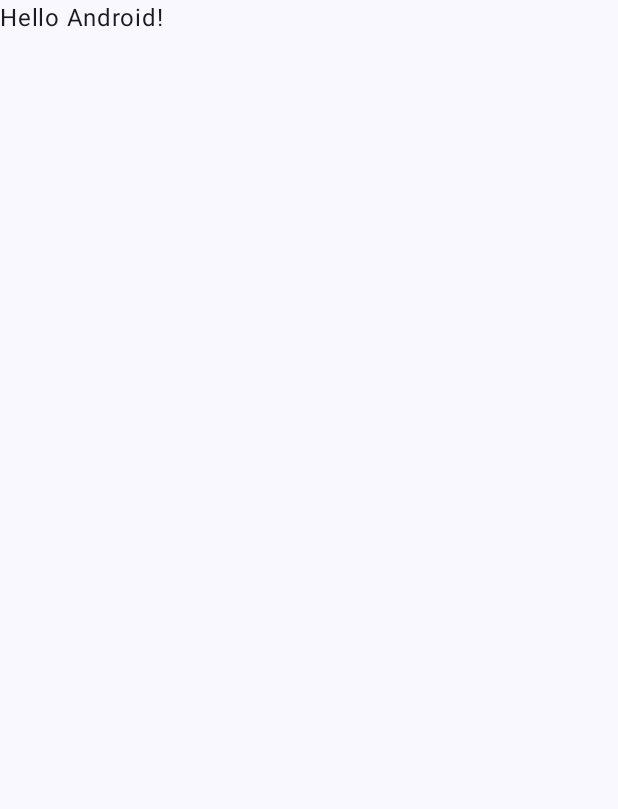
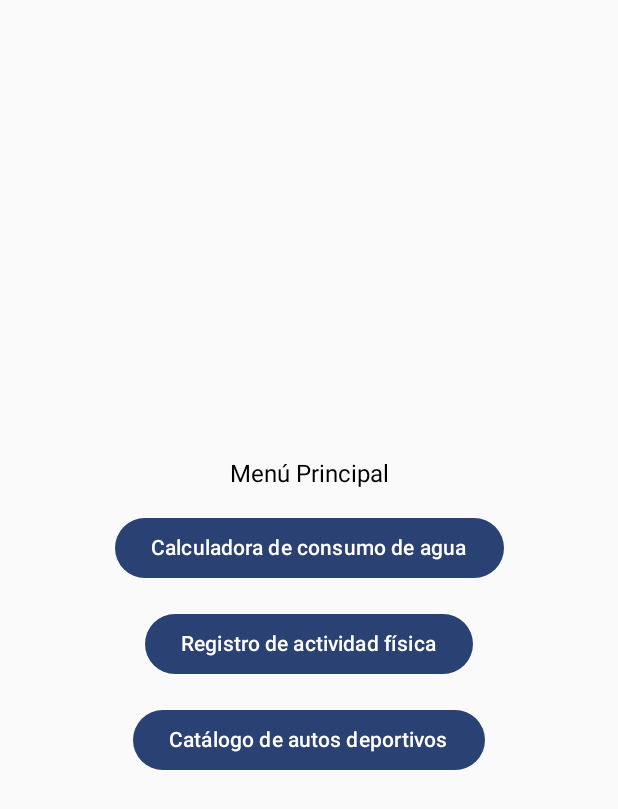
Before and after one commit to Davfre3/PRACTICA1.MOVILES.22200122, an Android app built with Jetpack Compose: the screen it shows after launch (MainActivity), on a phone screen of 412 x 824 dp. Before the commit the part shown is almost empty. Shown: the top 809 px of the screen. Run offline under Robolectric (Android 15) with nearby library versions, the phone set to English and light mode, and no system bars.

```diff
--- a/app/build.gradle.kts
+++ b/app/build.gradle.kts
@@ -56,4 +56,7 @@ dependencies {
     androidTestImplementation(libs.androidx.compose.ui.test.junit4)
     debugImplementation(libs.androidx.compose.ui.tooling)
     debugImplementation(libs.androidx.compose.ui.test.manifest)
+    implementation(platform("androidx.compose:compose-bom:2024.09.01"))
+    implementation("androidx.navigation:navigation-compose:2.8.3")
+    implementation("io.coil-kt:coil-compose:2.6.0")
 }
--- a/app/src/main/AndroidManifest.xml
+++ b/app/src/main/AndroidManifest.xml
@@ -1,6 +1,7 @@
 <?xml version="1.0" encoding="utf-8"?>
 <manifest xmlns:android="http://schemas.android.com/apk/res/android"
     xmlns:tools="http://schemas.android.com/tools">
+    <uses-permission android:name="android.permission.INTERNET" />
 
     <application
         android:allowBackup="true"
--- a/app/src/main/java/com/example/practica1moviles22200122/MainActivity.kt
+++ b/app/src/main/java/com/example/practica1moviles22200122/MainActivity.kt
@@ -11,6 +11,8 @@ import androidx.compose.material3.Text
 import androidx.compose.runtime.Composable
 import androidx.compose.ui.Modifier
 import androidx.compose.ui.tooling.preview.Preview
+import androidx.navigation.compose.rememberNavController
+import com.example.practica1moviles22200122.navigation.AppNavGraph
 import com.example.practica1moviles22200122.ui.theme.PRACTICA1MOVILES22200122Theme
 
 class MainActivity : ComponentActivity() {
@@ -19,12 +21,8 @@ class MainActivity : ComponentActivity() {
         enableEdgeToEdge()
         setContent {
             PRACTICA1MOVILES22200122Theme {
-                Scaffold(modifier = Modifier.fillMaxSize()) { innerPadding ->
-                    Greeting(
-                        name = "Android",
-                        modifier = Modifier.padding(innerPadding)
-                    )
-                }
+                val navController = rememberNavController()
+                AppNavGraph(navController)
             }
         }
     }
--- /dev/null
+++ b/app/src/main/java/com/example/practica1moviles22200122/navigation/NavGraph.kt
@@ -0,0 +1,23 @@
+package com.example.practica1moviles22200122.navigation
+
+import androidx.compose.runtime.Composable
+import androidx.navigation.NavHostController
+import androidx.navigation.compose.NavHost
+import androidx.navigation.compose.composable
+import com.example.practica1moviles22200122.presentation.menu.MenuScreen
+import com.example.practica1moviles22200122.presentation.water.WaterCalculatorScreen
+import com.example.practica1moviles22200122.presentation.activity.PhysicalActivityScreen
+import com.example.practica1moviles22200122.presentation.cars.CarsCatalogScreen
+
+@Composable
+fun AppNavGraph(navController: NavHostController) {
+    NavHost(
+        navController = navController,
+        startDestination = Screen.Menu.route
+    ) {
+        composable(Screen.Menu.route)     { MenuScreen(navController) }
+        composable(Screen.Water.route)    { WaterCalculatorScreen(navController) }
+        composable(Screen.Activity.route) { PhysicalActivityScreen(navController) }
+        composable(Screen.Cars.route)     { CarsCatalogScreen(navController) }
+    }
+}
--- /dev/null
+++ b/app/src/main/java/com/example/practica1moviles22200122/navigation/Screen.kt
@@ -0,0 +1,8 @@
+package com.example.practica1moviles22200122.navigation
+
+sealed class Screen(val route: String) {
+    object Menu : Screen("menu")
+    object Water : Screen("water")
+    object Activity : Screen("activity")
+    object Cars : Screen("cars")
+}
--- /dev/null
+++ b/app/src/main/java/com/example/practica1moviles22200122/presentation/menu/MenuScreen.kt
@@ -0,0 +1,38 @@
+package com.example.practica1moviles22200122.presentation.menu
+
+import androidx.compose.foundation.layout.*
+import androidx.compose.material3.Button
+import androidx.compose.material3.Text
+import androidx.compose.runtime.Composable
+import androidx.compose.ui.Alignment
+import androidx.compose.ui.Modifier
+import androidx.compose.ui.unit.dp
+import androidx.navigation.NavHostController
+import com.example.practica1moviles22200122.navigation.Screen
+
+
+@Composable
+fun MenuScreen(navController: NavHostController) {
+    Box(Modifier.fillMaxSize()) {
+        Column(
+            modifier = Modifier
+                .fillMaxWidth()
+                .padding(24.dp)
+                .align(Alignment.Center),
+            verticalArrangement = Arrangement.spacedBy(16.dp),
+            horizontalAlignment = Alignment.CenterHorizontally
+        ) {
+            Text(text = "Menú Principal")
+
+            Button(onClick = { navController.navigate(Screen.Water.route) }) {
+                Text("Calculadora de consumo de agua")
+            }
+            Button(onClick = { navController.navigate(Screen.Activity.route) }) {
+                Text("Registro de actividad física")
+            }
+            Button(onClick = { navController.navigate(Screen.Cars.route) }) {
+                Text("Catálogo de autos deportivos")
+            }
+        }
+    }
+}
--- a/app/src/main/java/com/example/practica1moviles22200122/ui/theme/Color.kt
+++ b/app/src/main/java/com/example/practica1moviles22200122/ui/theme/Color.kt
@@ -9,3 +9,12 @@ val Pink80 = Color(0xFFEFB8C8)
 val Purple40 = Color(0xFF6650a4)
 val PurpleGrey40 = Color(0xFF625b71)
 val Pink40 = Color(0xFF7D5260)
+
+// 💧 Colores personalizados que puedes usar opcionalmente
+val AzulPrimario = Color(0xFF0D47A1)
+val AzulClaro = Color(0xFF42A5F5)
+val AzulOscuro = Color(0xFF002171)
+val FondoClaro = Color(0xFFF2F4F7)
+val FondoOscuro = Color(0xFF121212)
+val TextoPrincipal = Color(0xFF212121)
+val TextoSecundario = Color(0xFF757575)
--- a/app/src/main/java/com/example/practica1moviles22200122/ui/theme/Theme.kt
+++ b/app/src/main/java/com/example/practica1moviles22200122/ui/theme/Theme.kt
@@ -1,45 +1,43 @@
 package com.example.practica1moviles22200122.ui.theme
 
-import android.app.Activity
 import android.os.Build
 import androidx.compose.foundation.isSystemInDarkTheme
-import androidx.compose.material3.MaterialTheme
-import androidx.compose.material3.darkColorScheme
-import androidx.compose.material3.dynamicDarkColorScheme
-import androidx.compose.material3.dynamicLightColorScheme
-import androidx.compose.material3.lightColorScheme
+import androidx.compose.material3.*
 import androidx.compose.runtime.Composable
+import androidx.compose.ui.graphics.Color
 import androidx.compose.ui.platform.LocalContext
 
-private val DarkColorScheme = darkColorScheme(
-    primary = Purple80,
-    secondary = PurpleGrey80,
-    tertiary = Pink80
+// 🎨 Paleta para modo claro
+private val LightColorScheme = lightColorScheme(
+    primary = AzulPrimario,
+    onPrimary = Color.White,
+    secondary = AzulClaro,
+    onSecondary = Color.White,
+    background = FondoClaro,
+    onBackground = TextoPrincipal,
+    surface = Color.White,
+    onSurface = TextoPrincipal
 )
 
-private val LightColorScheme = lightColorScheme(
-    primary = Purple40,
-    secondary = PurpleGrey40,
-    tertiary = Pink40
-
-    /* Other default colors to override
-    background = Color(0xFFFFFBFE),
-    surface = Color(0xFFFFFBFE),
-    onPrimary = Color.White,
+// 🌙 Paleta para modo oscuro
+private val DarkColorScheme = darkColorScheme(
+    primary = AzulClaro,
+    onPrimary = Color.Black,
+    secondary = AzulPrimario,
     onSecondary = Color.White,
-    onTertiary = Color.White,
-    onBackground = Color(0xFF1C1B1F),
-    onSurface = Color(0xFF1C1B1F),
-    */
+    background = FondoOscuro,
+    onBackground = Color.White,
+    surface = Color(0xFF1E1E1E),
+    onSurface = Color.White
 )
 
 @Composable
 fun PRACTICA1MOVILES22200122Theme(
     darkTheme: Boolean = isSystemInDarkTheme(),
-    // Dynamic color is available on Android 12+
     dynamicColor: Boolean = true,
     content: @Composable () -> Unit
 ) {
+    // ⚙️ Usa colores dinámicos si el dispositivo está en Android 12+
     val colorScheme = when {
         dynamicColor && Build.VERSION.SDK_INT >= Build.VERSION_CODES.S -> {
             val context = LocalContext.current
--- a/app/src/main/java/com/example/practica1moviles22200122/ui/theme/Type.kt
+++ b/app/src/main/java/com/example/practica1moviles22200122/ui/theme/Type.kt
@@ -6,29 +6,25 @@ import androidx.compose.ui.text.font.FontFamily
 import androidx.compose.ui.text.font.FontWeight
 import androidx.compose.ui.unit.sp
 
-// Set of Material typography styles to start with
 val Typography = Typography(
+    titleLarge = TextStyle(
+        fontFamily = FontFamily.SansSerif,
+        fontWeight = FontWeight.Bold,
+        fontSize = 22.sp
+    ),
+    titleMedium = TextStyle(
+        fontFamily = FontFamily.SansSerif,
+        fontWeight = FontWeight.SemiBold,
+        fontSize = 18.sp
+    ),
     bodyLarge = TextStyle(
-        fontFamily = FontFamily.Default,
+        fontFamily = FontFamily.SansSerif,
         fontWeight = FontWeight.Normal,
-        fontSize = 16.sp,
-        lineHeight = 24.sp,
-        letterSpacing = 0.5.sp
+        fontSize = 16.sp
+    ),
+    bodyMedium = TextStyle(
+        fontFamily = FontFamily.SansSerif,
+        fontWeight = FontWeight.Normal,
+        fontSize = 14.sp
     )
-    /* Other default text styles to override
-    titleLarge = TextStyle(
-        fontFamily = FontFamily.Default,
-        fontWeight = FontWeight.Normal,
-        fontSize = 22.sp,
-        lineHeight = 28.sp,
-        letterSpacing = 0.sp
-    ),
-    labelSmall = TextStyle(
-        fontFamily = FontFamily.Default,
-        fontWeight = FontWeight.Medium,
-        fontSize = 11.sp,
-        lineHeight = 16.sp,
-        letterSpacing = 0.5.sp
-    )
-    */
 )
```
Also changed, not shown: app/src/main/java/com/example/practica1moviles22200122/data/mock/MockCars.kt (added, +25 -0 lines), app/src/main/java/com/example/practica1moviles22200122/data/model/Auto.kt (added, +8 -0 lines), app/src/main/java/com/example/practica1moviles22200122/presentation/activity/PhysicalActivityScreen.kt (added, +165 -0 lines), app/src/main/java/com/example/practica1moviles22200122/presentation/cars/CarsCatalogScreen.kt (added, +91 -0 lines), app/src/main/java/com/example/practica1moviles22200122/presentation/water/WaterCalculatorScreen.kt (added, +127 -0 lines).
